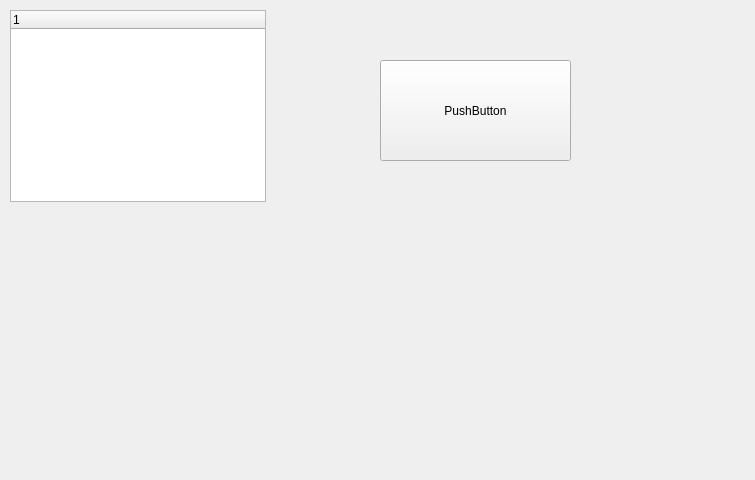
The window that src/gui/mainwindow/mainwindow.ui (rthrh/imageflow) describes before a commit, drawn with Qt 5.
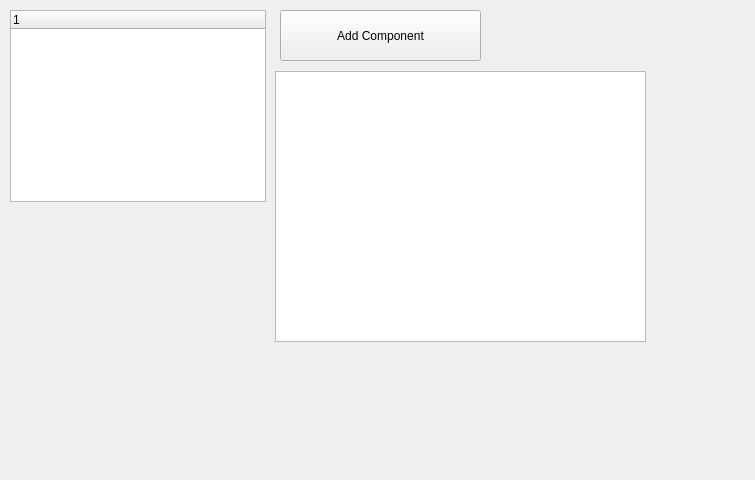
The same window after the commit. Custom widgets are drawn as their Qt base class.

The edit to the form file:
```diff
--- a/src/gui/mainwindow/mainwindow.ui
+++ b/src/gui/mainwindow/mainwindow.ui
@@ -32,18 +32,35 @@
    <widget class="QPushButton" name="pushButton">
     <property name="geometry">
      <rect>
-      <x>380</x>
-      <y>60</y>
-      <width>191</width>
-      <height>101</height>
+      <x>280</x>
+      <y>10</y>
+      <width>201</width>
+      <height>51</height>
      </rect>
     </property>
     <property name="text">
-     <string>PushButton</string>
+     <string>Add Component</string>
+    </property>
+   </widget>
+   <widget class="GraphWidget" name="graphicsView">
+    <property name="geometry">
+     <rect>
+      <x>275</x>
+      <y>71</y>
+      <width>371</width>
+      <height>271</height>
+     </rect>
     </property>
    </widget>
   </widget>
  </widget>
+ <customwidgets>
+  <customwidget>
+   <class>GraphWidget</class>
+   <extends>QGraphicsView</extends>
+   <header>../src/gui/graph/graphwidget.h</header>
+  </customwidget>
+ </customwidgets>
  <resources/>
  <connections/>
 </ui>
```
